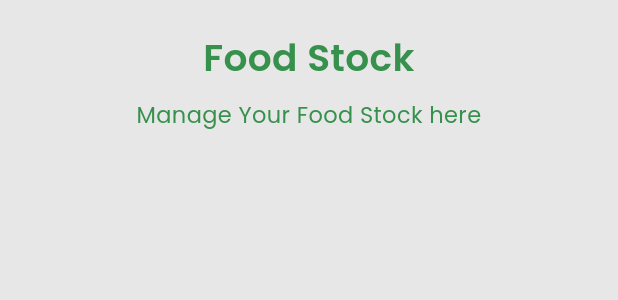
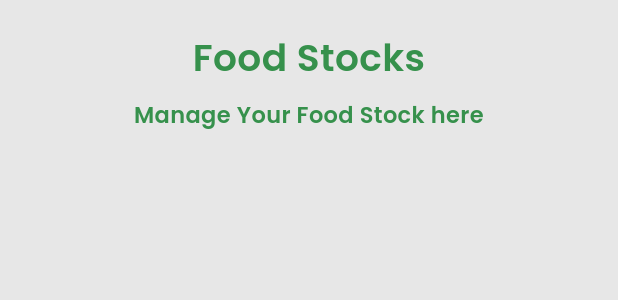
Before and after one commit to Fadhillatmojo/foose_gsc, a Flutter app: the FoodStockPage widget shown alone on an empty page, opened directly, on a phone screen of 412 x 824 dp. Shown: the top 300 px of the screen. Run offline on Flutter 3.47's test engine with Material 3 defaults, Android fonts, the phone set to English and light mode, and no system bars; our stand-ins replace cloud_firestore, firebase_auth, firebase_core, fluttertoast, google_fonts, shared_preferences; accounts and stored records are empty.

Commit message:
show get all data from food stock

```diff
--- a/lib/models/models.dart
+++ b/lib/models/models.dart
@@ -1,2 +1 @@
 export 'user_model.dart';
-export 'article_model.dart';
--- a/lib/ui/pages/foodStock/foodstock_page.dart
+++ b/lib/ui/pages/foodStock/foodstock_page.dart
@@ -1,5 +1,9 @@
+import 'package:cloud_firestore/cloud_firestore.dart';
+import 'package:firebase_auth/firebase_auth.dart';
 import 'package:flutter/material.dart';
+import 'package:intl/intl.dart';
 import 'package:foose_gsc/shared/shared.dart';
+import 'package:foose_gsc/ui/widgets/widgets.dart';
 
 class FoodStockPage extends StatefulWidget {
   const FoodStockPage({super.key});
@@ -9,34 +13,90 @@ class FoodStockPage extends StatefulWidget {
 }
 
 class _FoodStockPageState extends State<FoodStockPage> {
+  late Stream<QuerySnapshot> _stream;
+
+  @override
+  void initState() {
+    super.initState();
+    String? currentUserUid = FirebaseAuth.instance.currentUser?.uid;
+    _stream = FirebaseFirestore.instance
+        .collection('foodstocks')
+        .where('uid', isEqualTo: currentUserUid)
+        .snapshots();
+  }
+
   @override
   Widget build(BuildContext context) {
-    return const SafeArea(
+    return SafeArea(
       child: SizedBox(
         width: double.infinity,
         child: SingleChildScrollView(
           child: Padding(
-            padding: EdgeInsets.all(20.0),
+            padding: const EdgeInsets.all(20.0),
             child: Column(
               children: [
-                Text(
-                  'Food Stock',
+                const Text(
+                  'Food Stocks',
                   textAlign: TextAlign.center,
                   style: TextStyle(
                       color: AppColors.primaryColor,
                       fontSize: 25,
                       fontWeight: FontWeight.w600),
                 ),
-                SizedBox(
+                const SizedBox(
                   height: 10,
                 ),
-                Text(
+                const Text(
                   'Manage Your Food Stock here',
                   textAlign: TextAlign.center,
                   style: TextStyle(
                       color: AppColors.primaryColor,
                       fontSize: 15,
-                      fontWeight: FontWeight.normal),
+                      fontWeight: FontWeight.w600),
+                ),
+                const SizedBox(
+                  height: 30,
+                ),
+                Padding(
+                  padding: const EdgeInsets.all(10.0),
+                  child: StreamBuilder<QuerySnapshot>(
+                    stream: _stream,
+                    builder: (context, snapshot) {
+                      if (!snapshot.hasData) {
+                        return const CircularProgressIndicator(
+                          color: AppColors.primaryColor,
+                        );
+                      }
+
+                      var foodStocks = snapshot.data!.docs;
+                      List<Widget> foodStockWidgets = [];
+
+                      for (var foodStock in foodStocks) {
+                        var name = foodStock['name'];
+                        var quantity = foodStock['quantity'].toString();
+                        var expirationDuration =
+                            foodStock['expirationDuration'];
+                        var purchaseDate = foodStock['purchaseDate'];
+
+                        // Konversi Timestamp ke DateTime dan kemudian ke dalam String dengan format yang diinginkan
+                        var purchaseDateTime =
+                            (purchaseDate as Timestamp).toDate();
+                        var createdAt = DateFormat('dd MMMM yyyy HH:mm')
+                            .format(purchaseDateTime);
+
+                        // Assuming you have a separate widget for displaying foodStocks
+                        var foodStockWidget = FoodStockWidget(
+                            name, quantity, expirationDuration, createdAt);
+                        foodStockWidgets.add(foodStockWidget);
+                      }
+
+                      return ListView(
+                        shrinkWrap: true,
+                        physics: const NeverScrollableScrollPhysics(),
+                        children: foodStockWidgets,
+                      );
+                    },
+                  ),
                 ),
               ],
             ),
--- a/lib/ui/widgets/widgets.dart
+++ b/lib/ui/widgets/widgets.dart
@@ -1 +1,2 @@
 export 'article_widget.dart';
+export 'foodstock_widget.dart';
```
Also changed, not shown: lib/ui/widgets/foodstock_widget.dart (+27 -14 lines).
